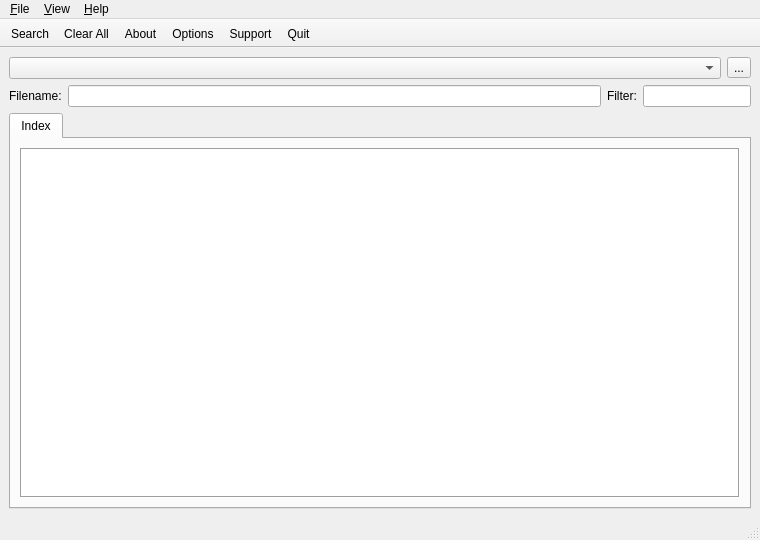
Above: search/main.ui from QtPlay/coastal-qt before the change. Below: the same form after it.
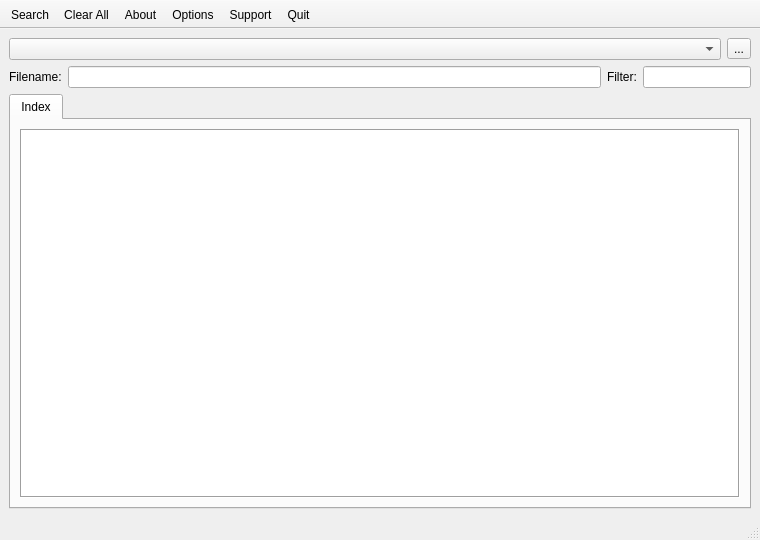
That is the form after the change. Icons and pictures are not drawn.

Commit message: search is really now a pure toolbar application

Patch:
```diff
--- a/search/main.ui
+++ b/search/main.ui
@@ -169,44 +169,6 @@
    <addaction name="actionSupport"/>
    <addaction name="actionQuit"/>
   </widget>
-  <widget class="QMenuBar" name="menuBar">
-   <property name="geometry">
-    <rect>
-     <x>0</x>
-     <y>0</y>
-     <width>760</width>
-     <height>20</height>
-    </rect>
-   </property>
-   <widget class="QMenu" name="menu_File">
-    <property name="title">
-     <string>&amp;File</string>
-    </property>
-    <addaction name="actionSearch"/>
-    <addaction name="actionReload"/>
-    <addaction name="actionClear"/>
-    <addaction name="actionQuit"/>
-   </widget>
-   <widget class="QMenu" name="menu_View">
-    <property name="title">
-     <string>&amp;View</string>
-    </property>
-    <addaction name="actionMenubar"/>
-    <addaction name="actionToolbar"/>
-    <addaction name="actionStatus"/>
-   </widget>
-   <widget class="QMenu" name="menu_Help">
-    <property name="title">
-     <string>&amp;Help</string>
-    </property>
-    <addaction name="actionAbout"/>
-    <addaction name="actionOptions"/>
-    <addaction name="actionSupport"/>
-   </widget>
-   <addaction name="menu_File"/>
-   <addaction name="menu_View"/>
-   <addaction name="menu_Help"/>
-  </widget>
   <action name="actionReload">
    <property name="icon">
     <iconset theme="view-refresh">
```
Left out of the diff: 26 changed lines with no effect on the pictures. The commit also changes 1 other file.
